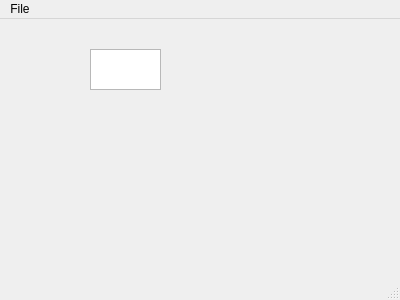
Above: mainwindow.ui from achupetlovski/RaW before the change. Below: the same form after it.
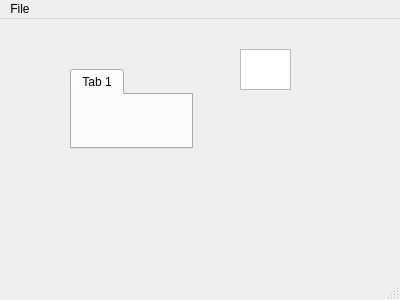
That is the form after the change.

Patch:
```diff
--- a/mainwindow.ui
+++ b/mainwindow.ui
@@ -17,13 +17,31 @@
    <widget class="QTextEdit" name="mTextEdit">
     <property name="geometry">
      <rect>
-      <x>90</x>
+      <x>240</x>
       <y>30</y>
-      <width>71</width>
+      <width>51</width>
       <height>41</height>
      </rect>
     </property>
    </widget>
+   <widget class="QTabWidget" name="mTabWidget">
+    <property name="geometry">
+     <rect>
+      <x>70</x>
+      <y>50</y>
+      <width>123</width>
+      <height>80</height>
+     </rect>
+    </property>
+    <property name="currentIndex">
+     <number>0</number>
+    </property>
+    <widget class="QWidget" name="tab">
+     <attribute name="title">
+      <string>Tab 1</string>
+     </attribute>
+    </widget>
+   </widget>
   </widget>
   <widget class="QMenuBar" name="menuBar">
    <property name="geometry">
```
Left out of the diff: 18 changed lines with no effect on the pictures.
